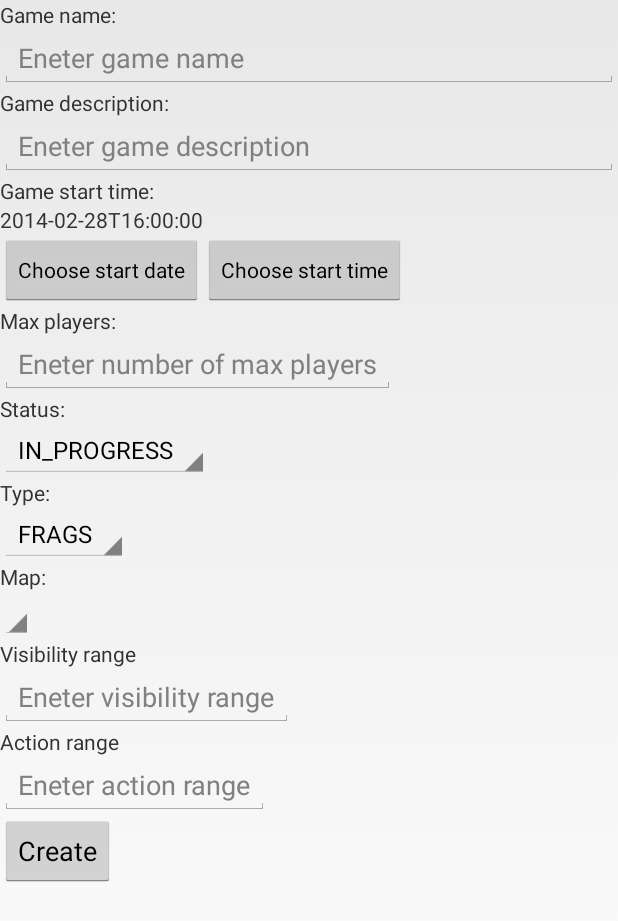
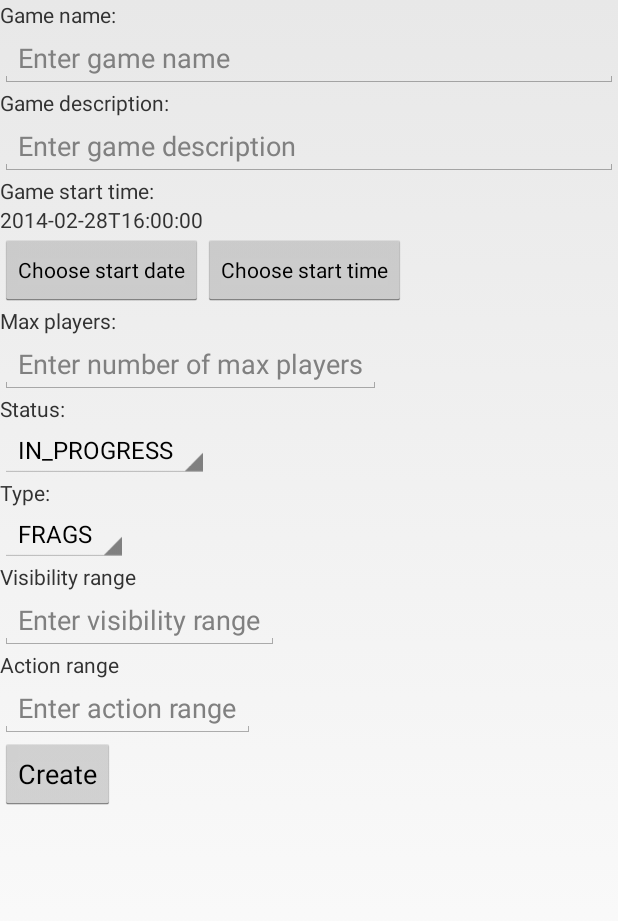
Before and after one commit to 4v4t4r/CaptureTheFlag-1, an Android app: the CreateGameActivity screen opened directly, with no data from a screen before it, on a phone screen of 412 x 824 dp. Shown: the top 921 px of the screen. Run offline under Robolectric (Android 15) with nearby library versions, the phone set to English and light mode, and no system bars; our stand-ins replace ButterKnife; libraries missing offline, so code that uses them is left out: com.fourmob.datetimepicker, com.octo.android, com.sleepbot.datetimepicker; 1 statement that could not run was skipped.

Commit message:
[MOD] remove unused code fragment.
Signed-off-by: Wojciech Debicki <wojciech.debicki@blstream.com>

```diff
--- a/ctf-mob-android/CaptureTheFlag/CTFClient/src/main/java/com/blstream/ctfclient/activities/CreateGameActivity.java
+++ b/ctf-mob-android/CaptureTheFlag/CTFClient/src/main/java/com/blstream/ctfclient/activities/CreateGameActivity.java
@@ -1,7 +1,6 @@
 package com.blstream.ctfclient.activities;
 
 import android.os.Bundle;
-import android.util.Log;
 import android.widget.ArrayAdapter;
 import android.widget.Button;
 import android.widget.EditText;
@@ -54,13 +53,10 @@ public class CreateGameActivity extends CTFBaseActivity implements DatePickerDia
     Spinner gameStatusSpinner;
     @InjectView(R.id.game_type_spinner)
     Spinner gameTypeSpiner;
-    @InjectView(R.id.game_map_spinner)
-    Spinner gameMapSpinner;
     @InjectView(R.id.game_visibility_range_edit_text)
     EditText gameVisibilityRangeEditText;
     @InjectView(R.id.game_action_range_edit_text)
     EditText gameActionRangeEditText;
-
 
     static final int DATE_DIALOG_ID = 0;
     static final int TIME_DIALOG_ID = 1;
@@ -72,12 +68,9 @@ public class CreateGameActivity extends CTFBaseActivity implements DatePickerDia
         ButterKnife.inject(this);
         initView(savedInstanceState);
 
-
         Calendar calendar = GregorianCalendar.getInstance();
         calendar.setTimeZone(TimeZone.getDefault());
         SimpleDateFormat isoFormat = new SimpleDateFormat(CTF.DATE_FORMAT, Locale.getDefault());
-        Log.d("sadadasd", isoFormat.format(calendar.getTime()));
-
     }
 
     private void initView(Bundle savedInstanceState) {
@@ -86,15 +79,11 @@ public class CreateGameActivity extends CTFBaseActivity implements DatePickerDia
         ArrayAdapter gameStatusAdapter = new ArrayAdapter(this, android.R.layout.simple_spinner_item, Game.GameStatus.values());
         gameStatusAdapter.setDropDownViewResource(android.R.layout.simple_spinner_dropdown_item);
         gameStatusSpinner.setAdapter(gameStatusAdapter);
+
         // Game type spinner
         ArrayAdapter gameTypeAdapter = new ArrayAdapter(this, android.R.layout.simple_spinner_item, Game.GameType.values());
         gameTypeAdapter.setDropDownViewResource(android.R.layout.simple_spinner_dropdown_item);
         gameTypeSpiner.setAdapter(gameTypeAdapter);
-        // Game map spinner
-//        ArrayAdapter gameStatusAdapter = new ArrayAdapter(this,android.R.layout.simple_spinner_item, Game.GameStaus.values());
-//        gameStatusAdapter.setDropDownViewResource(android.R.layout.simple_spinner_dropdown_item);
-//        gameStatusSpinner.setAdapter(gameStatusAdapter);
-
     }
 
 
@@ -120,45 +109,17 @@ public class CreateGameActivity extends CTFBaseActivity implements DatePickerDia
         game.setName(gameNameEditText.getText().toString());
         game.setDescription(gameDescriptionEditText.getText().toString());
         game.setStartTime(selectedStartDateTextView.getText().toString());
-       /* game.setStatus(((Game.GameStatus) gameStatusSpinner.getSelectedItem()));
-        game.setType((Game.GameType) gameTypeSpiner.getSelectedItem());*/
+        game.setStatus(((Game.GameStatus) gameStatusSpinner.getSelectedItem()));
+        game.setType((Game.GameType) gameTypeSpiner.getSelectedItem());
 
-        /*game.setMaxPlayers(Integer.valueOf(maxPlayerEditText.getText().toString()));
+        game.setMaxPlayers(Integer.valueOf(maxPlayerEditText.getText().toString()));
         game.setVisibilityRange(Integer.valueOf(gameVisibilityRangeEditText.getText().toString()));
         game.setActionRange(Integer.valueOf(gameActionRangeEditText.getText().toString()));
-        */
-        crateGame(game);
+
+        createGame(game);
     }
 
-    private void crateGame(final Game game) {
-//        // Create a new HttpClient and Post Header
-//
-//        new AsyncTask<Void, Void, Void>(){
-//
-//            @Override
-//            protected Void doInBackground(Void... params) {
-//                HttpClient httpclient = new DefaultHttpClient();
-//                HttpPost httppost = new HttpPost("http://78.133.154.39:8888/api/games/");
-//                httppost.addHeader("Accept", "application/json");
-//                httppost.addHeader("Content-type", "application/json; charset=utf-8");
-//                httppost.addHeader("Authorization", "Token "+ SharedPreferencesUtils.getToken(CTF.getStaticApplicationContext()));
-//                try {
-//                    // Add your data
-//                    Gson gson= new Gson();
-//                    httppost.setEntity(new StringEntity(gson.toJson(game)));
-//                    Log.d("DEBUG", "REQUEST: " +game.getStartTime());
-//                    // Execute HTTP Post Request
-//                    HttpResponse response = httpclient.execute(httppost);
-//                    Log.d("DEBUG", "RESPONSE: " + EntityUtils.toString(response.getEntity()));
-//                } catch (ClientProtocolException e) {
-//                    // TODO Auto-generated catch block
-//                } catch (IOException e) {
-//                    // TODO Auto-generated catch block
-//                }
-//                return null;
-//            }
-//        }.execute();
-
+    private void createGame(final Game game) {
         gameRequest = new CTFGameRequest(game);
         getSpiceManager().execute(gameRequest, gameRequest.createCacheKey(), DurationInMillis.ONE_MINUTE, new GameRequestListener());
     }
@@ -207,7 +168,6 @@ public class CreateGameActivity extends CTFBaseActivity implements DatePickerDia
     private class GameRequestListener implements RequestListener<Game> {
         @Override
         public void onRequestFailure(SpiceException spiceException) {
-            spiceException.getMessage();
             Toast.makeText(getApplicationContext(), spiceException.getLocalizedMessage(), Toast.LENGTH_SHORT).show();
         }
 
@@ -216,6 +176,5 @@ public class CreateGameActivity extends CTFBaseActivity implements DatePickerDia
             Toast.makeText(getApplicationContext(), "GameRequestListener success", Toast.LENGTH_SHORT).show();
             finish();
         }
-
     }
 }
--- a/ctf-mob-android/CaptureTheFlag/CTFClient/src/main/res/layout/activity_create_game.xml
+++ b/ctf-mob-android/CaptureTheFlag/CTFClient/src/main/res/layout/activity_create_game.xml
@@ -1,7 +1,7 @@
 <?xml version="1.0" encoding="utf-8"?>
 <ScrollView xmlns:android="http://schemas.android.com/apk/res/android"
-    android:layout_width="match_parent"
-    android:layout_height="match_parent">
+            android:layout_width="match_parent"
+            android:layout_height="match_parent">
 
     <LinearLayout
         android:layout_width="fill_parent"
@@ -12,37 +12,37 @@
             android:id="@+id/games_name_text_view"
             android:layout_width="wrap_content"
             android:layout_height="wrap_content"
-            android:text="Game name:" />
+            android:text="Game name:"/>
 
         <EditText
             android:id="@+id/games_name_edit_text"
             android:layout_width="match_parent"
             android:layout_height="wrap_content"
-            android:hint="Eneter game name" />
+            android:hint="Enter game name"/>
 
         <TextView
             android:id="@+id/games_description_text_view"
             android:layout_width="wrap_content"
             android:layout_height="wrap_content"
-            android:text="Game description:" />
+            android:text="Game description:"/>
 
         <EditText
             android:id="@+id/games_description_edit_text"
             android:layout_width="match_parent"
             android:layout_height="wrap_content"
-            android:hint="Eneter game description" />
+            android:hint="Enter game description"/>
 
         <TextView
             android:id="@+id/games_start_date_text_view"
             android:layout_width="wrap_content"
             android:layout_height="wrap_content"
-            android:text="Game start time:" />
+            android:text="Game start time:"/>
 
         <TextView
             android:id="@+id/games_selected_start_date"
             android:layout_width="wrap_content"
             android:layout_height="wrap_content"
-            android:text="2014-02-28T16:00:00" />
+            android:text="2014-02-28T16:00:00"/>
 
         <LinearLayout
             android:layout_width="fill_parent"
@@ -54,89 +54,79 @@
                 style="?android:attr/buttonStyleSmall"
                 android:layout_width="wrap_content"
                 android:layout_height="wrap_content"
-                android:text="Choose start date" />
+                android:text="Choose start date"/>
 
             <Button
                 android:id="@+id/game_time_picker_button"
                 style="?android:attr/buttonStyleSmall"
                 android:layout_width="wrap_content"
                 android:layout_height="wrap_content"
-                android:text="Choose start time" />
+                android:text="Choose start time"/>
         </LinearLayout>
 
         <TextView
             android:id="@+id/max_players_text_view"
             android:layout_width="wrap_content"
             android:layout_height="wrap_content"
-            android:text="Max players: " />
+            android:text="Max players: "/>
 
         <EditText
             android:id="@+id/max_players_edit_text"
             android:layout_width="wrap_content"
             android:layout_height="wrap_content"
-            android:hint="Eneter number of max players" />
+            android:hint="Enter number of max players"/>
+
         <TextView
             android:id="@+id/game_status_text_view"
             android:layout_width="wrap_content"
             android:layout_height="wrap_content"
-            android:text="Status: " />
+            android:text="Status: "/>
 
         <Spinner
             android:id="@+id/game_status_spinner"
             android:layout_width="wrap_content"
-            android:layout_height="wrap_content" />
+            android:layout_height="wrap_content"/>
 
         <TextView
             android:id="@+id/game_type_text_view"
             android:layout_width="wrap_content"
             android:layout_height="wrap_content"
-            android:text="Type: " />
+            android:text="Type: "/>
 
         <Spinner
             android:id="@+id/game_type_spinner"
             android:layout_width="wrap_content"
-            android:layout_height="wrap_content" />
-
-        <TextView
-            android:id="@+id/game_map_text_view"
-            android:layout_width="wrap_content"
-            android:layout_height="wrap_content"
-            android:text="Map: " />
-
-        <Spinner
-            android:id="@+id/game_map_spinner"
-            android:layout_width="wrap_content"
-            android:layout_height="wrap_content" />
+            android:layout_height="wrap_content"/>
 
         <TextView
             android:id="@+id/game_visibility_range_text_view"
             android:layout_width="wrap_content"
             android:layout_height="wrap_content"
-            android:text="Visibility range" />
+            android:text="Visibility range"/>
 
         <EditText
             android:id="@+id/game_visibility_range_edit_text"
             android:layout_width="wrap_content"
             android:layout_height="wrap_content"
-            android:hint="Eneter visibility range" />
+            android:hint="Enter visibility range"/>
 
         <TextView
             android:id="@+id/game_action_range_text_view"
             android:layout_width="wrap_content"
             android:layout_height="wrap_content"
-            android:text="Action range" />
+            android:text="Action range"/>
 
         <EditText
             android:id="@+id/game_action_range_edit_text"
             android:layout_width="wrap_content"
             android:layout_height="wrap_content"
-            android:hint="Eneter action range" />
+            android:hint="Enter action range"/>
 
         <Button
             android:id="@+id/game_create_button"
             android:layout_width="wrap_content"
             android:layout_height="wrap_content"
-            android:text="Create" />
+            android:text="Create"/>
 
 
     </LinearLayout>
```
